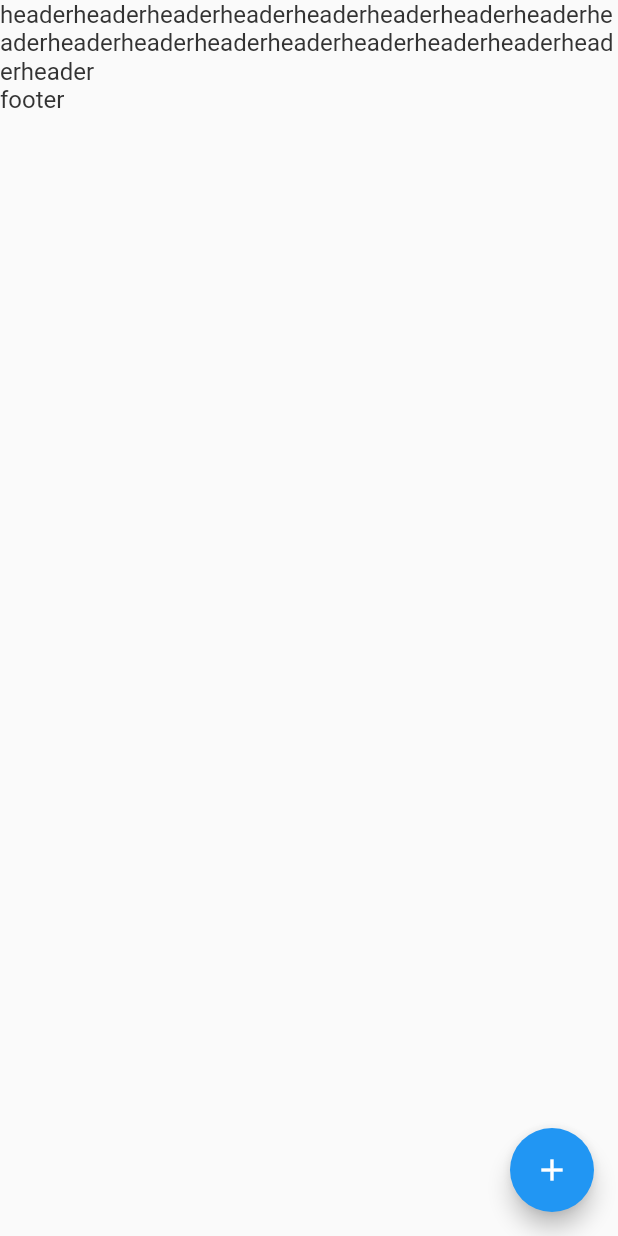
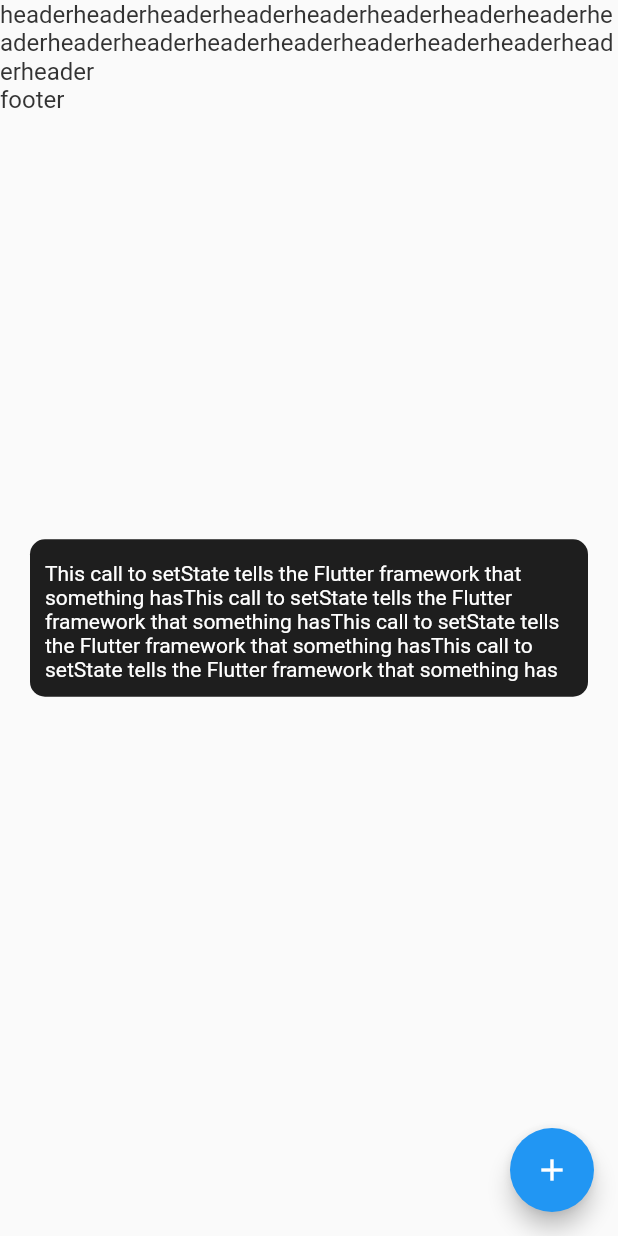
Before and after one commit to RogueYBJ/flutter_uikit, a Flutter app: the screen it shows after launch, after a tap on the "add" icon, on a phone screen of 412 x 824 dp. Run offline on Flutter 3.47's test engine with Material 2 defaults, Android fonts, the phone set to English and light mode, and no system bars; our stand-ins replace cached_network_image; missing offline and left inert: flutter_refresh; statements that could not run were skipped.

Commit message:
UIOverlay

```diff
--- a/example/lib/main.dart
+++ b/example/lib/main.dart
@@ -50,6 +50,10 @@ class _MyHomePageState extends State<MyHomePage> {
   int _counter = 0;
 
   void _incrementCounter() {
+    OverlayCreate.context = context;
+    // UIOverlay.prompt("111");
+    // UIOverlay.show("加载中");
+    UIOverlay.toast("This call to setState tells the Flutter framework that something hasThis call to setState tells the Flutter framework that something hasThis call to setState tells the Flutter framework that something hasThis call to setState tells the Flutter framework that something has");
     setState(() {
       // This call to setState tells the Flutter framework that something has
       // changed in this State, which causes it to rerun the build method below
--- a/lib/ui_overlay.dart
+++ b/lib/ui_overlay.dart
@@ -16,6 +16,7 @@ enum OverlayStatus {
   successful,
   prompt,
   error,
+  toast,
 }
 
 /// 创建 ui_overlay
@@ -41,7 +42,7 @@ class UIOverlay {
       _count += 1;
       _msg = msg;
       _overlayStatus = dioStatus;
-      OverlayView.addOverlayEntry(_loadingView(_getCenterStatus(_overlayStatus),));
+      OverlayView.addOverlayEntry(_loadingView());
     }
   }
 
@@ -50,6 +51,12 @@ class UIOverlay {
     if (_count <= 0) {
       OverlayView?.clean();
     }
+  }
+
+  /// toast
+  static void toast(String msg, {int seconds = 2000}) {
+    show(msg, dioStatus: OverlayStatus.toast);
+    new Future.delayed(Duration(milliseconds: seconds), () => dismiss());
   }
 
   ///提示语
@@ -70,31 +77,32 @@ class UIOverlay {
     new Future.delayed(const Duration(milliseconds: 2000), () => dismiss());
   }
 
-  static Widget _loadingView(Widget widget) => Scaffold(
-    backgroundColor: Color(0x40000000),
-    body: new Column(
-      mainAxisAlignment: MainAxisAlignment.center,
-      children: <Widget>[
-        new Row(
+  static Widget _loadingView() => Scaffold(
+    backgroundColor: Color(OverlayStatus.toast == _overlayStatus ? 0xFF : 0x40000000),
+    body: Center(
+      child: new Column(
         mainAxisAlignment: MainAxisAlignment.center,
         children: <Widget>[
           new Container(
             padding: EdgeInsets.all(10),
+            margin: EdgeInsets.all(20),
             decoration: BoxDecoration(
-                  color: Color(0xFFFFFFFF),
+                color: Color(OverlayStatus.toast == _overlayStatus ? 0xEE0000000 :  0xFFFFFFFF),
                 borderRadius: BorderRadius.circular(10)),
             child: new Column(
               children: <Widget>[
+                _getCenterStatus(_overlayStatus),
                 new Padding(
                   padding: EdgeInsets.only(top: 5),
-                    child: new Text(_msg),
+                  child: new Text(_msg,style: TextStyle(
+                    color: Color(OverlayStatus.toast == _overlayStatus ? 0xFFFFFFFF :  0xFF000000),
+                  ),),
                 )
               ],
             ),
           )
         ],
-        )
-      ],
+      ),
     ),
   );
 
@@ -104,6 +112,9 @@ class UIOverlay {
       strokeWidth: 1,
     );
     switch (status) {
+      case OverlayStatus.toast:
+        view = new Container();
+        break;
       case OverlayStatus.successful:
         view = new Container(
           width: 50,
```
Also changed, not shown: lib/ui_slide.dart (+15 -3 lines), 2 other files. Lines whose indentation alone changed are shown as unchanged.
